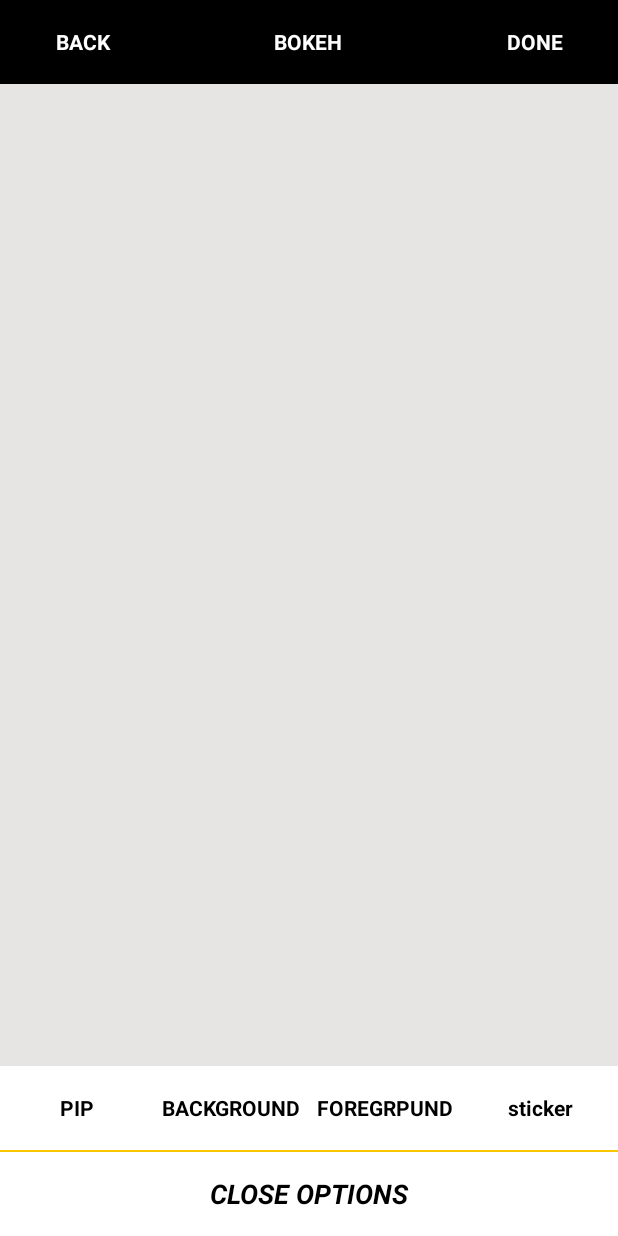
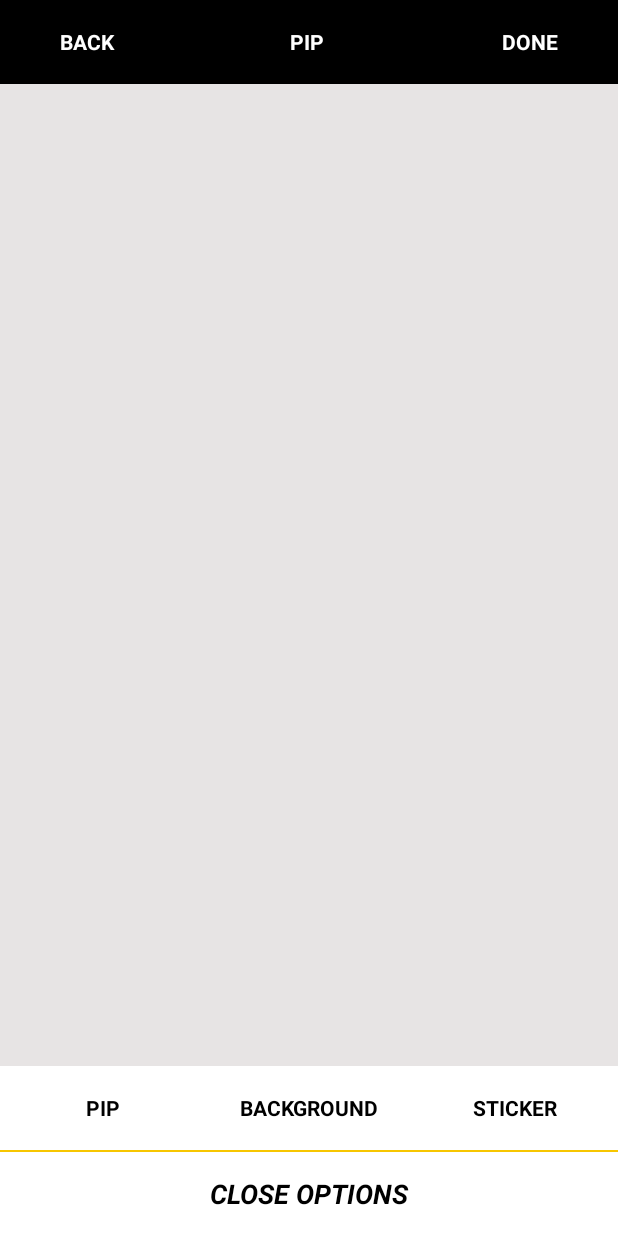
Before and after one commit to xxxxxxH/out_photo_2, an Android app: the PipActivity screen opened directly, with no data from a screen before it, after a tap on "CLOSE OPTIONS", on a phone screen of 412 x 824 dp. Run offline under Robolectric (Android 15) with nearby library versions, the phone set to English and light mode, and no system bars; libraries missing offline, so code that uses them is left out: com.chad.library, com.hjq.toast, com.tencent.mmkv, jp.co.cyberagent; pictures from the network do not load; 13 statements that could not run were skipped.

Commit message:
2021年10月8日 10:13:48

```diff
--- a/BasicModel/app/build.gradle
+++ b/BasicModel/app/build.gradle
@@ -51,9 +51,10 @@ dependencies {
     implementation 'com.makeramen:roundedimageview:2.3.0'
     implementation 'org.greenrobot:eventbus:3.2.0'
     implementation 'jp.co.cyberagent.android.gpuimage:gpuimage-library:1.4.1'
-    implementation 'com.tencent:mmkv-static:1.2.8'
     implementation 'com.github.warkiz.widget:indicatorseekbar:2.0.9'
     implementation "org.jetbrains.kotlinx:kotlinx-coroutines-core:1.4.3"
     implementation "org.jetbrains.kotlinx:kotlinx-coroutines-android:1.4.3"
+    implementation 'com.tencent:mmkv-static:1.2.8'
+
 
 }
--- a/BasicModel/app/src/main/AndroidManifest.xml
+++ b/BasicModel/app/src/main/AndroidManifest.xml
@@ -8,6 +8,7 @@
         android:label="@string/app_name"
         android:roundIcon="@mipmap/ic_launcher_round"
         android:supportsRtl="true"
+        android:requestLegacyExternalStorage="true"
         android:theme="@style/Theme.Design.Light.NoActionBar">
         <activity android:name=".MainActivity">
             <intent-filter>
--- a/BasicModel/app/src/main/java/net/basicmodel/BokehActivity.kt
+++ b/BasicModel/app/src/main/java/net/basicmodel/BokehActivity.kt
@@ -110,9 +110,10 @@ class BokehActivity : BaseActivity() {
 
     private fun initCloseBtn() {
         clear.setOnClickListener {
+            rgBokeh.clearCheck()
             recycler_res.visibility = View.INVISIBLE
             recycler_effect.visibility = View.INVISIBLE
-            rgBokeh.clearCheck()
+
         }
     }
 
--- a/BasicModel/app/src/main/java/net/basicmodel/ColorActivity.kt
+++ b/BasicModel/app/src/main/java/net/basicmodel/ColorActivity.kt
@@ -63,9 +63,10 @@ class ColorActivity : BaseActivity() {
 
     private fun initCloseBtn() {
         clear.setOnClickListener {
+            rgColor.clearCheck()
             recycler_res.visibility = View.INVISIBLE
             recycler_effect.visibility = View.INVISIBLE
-            rgColor.clearCheck()
+
         }
     }
 
--- a/BasicModel/app/src/main/java/net/basicmodel/PipActivity.kt
+++ b/BasicModel/app/src/main/java/net/basicmodel/PipActivity.kt
@@ -46,7 +46,7 @@ class PipActivity : BaseActivity() {
 
     private fun initTitleBar() {
         leftTv.text = "back"
-        titleTv.text = "Bokeh"
+        titleTv.text = "pip"
         rightTv.text = "done"
         leftTv.setOnClickListener {
             finish()
@@ -59,9 +59,9 @@ class PipActivity : BaseActivity() {
 
     private fun initCloseBtn() {
         clear.setOnClickListener {
+            rgPip.clearCheck()
             recycler_res.visibility = View.INVISIBLE
             recycler_effect.visibility = View.INVISIBLE
-            rgPip.clearCheck()
         }
     }
 
--- a/BasicModel/app/src/main/res/layout/layout_activity_pip.xml
+++ b/BasicModel/app/src/main/res/layout/layout_activity_pip.xml
@@ -93,6 +93,7 @@
             style="@style/radiobutton"
             android:layout_weight="1"
             android:width="0dp"
+            android:visibility="gone"
             android:text="FOREGRPUND" />
 
         <RadioButton
@@ -100,7 +101,7 @@
             style="@style/radiobutton"
             android:layout_weight="1"
             android:width="0dp"
-            android:text="sticker" />
+            android:text="STICKER" />
 
     </RadioGroup>
 
```
